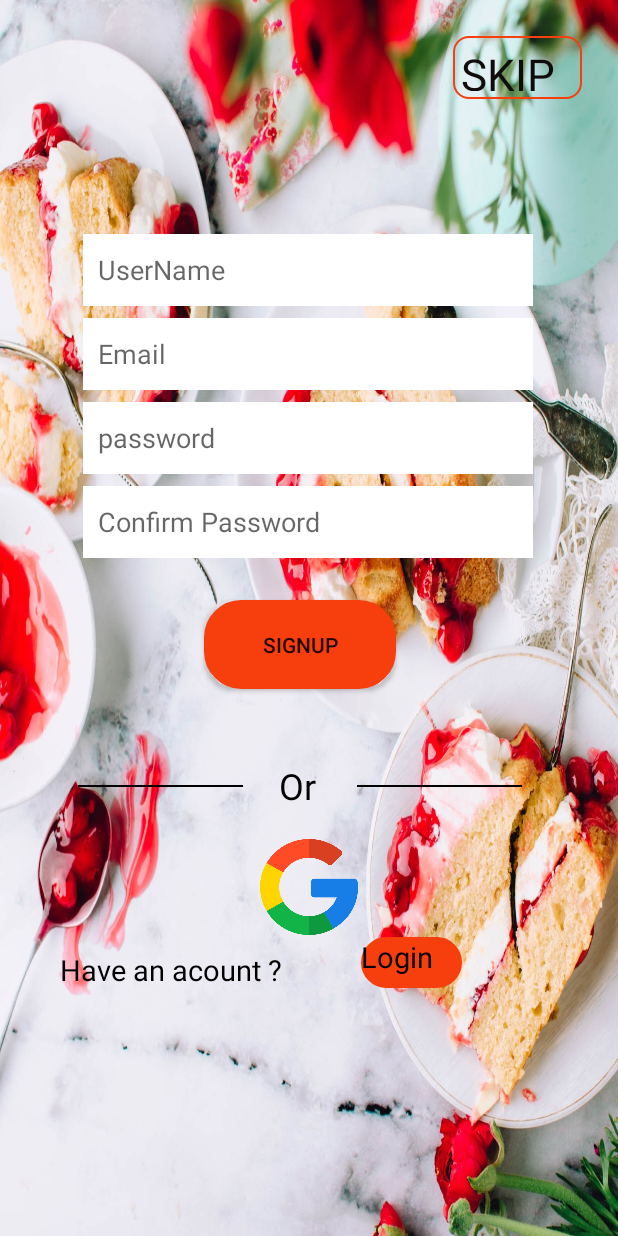
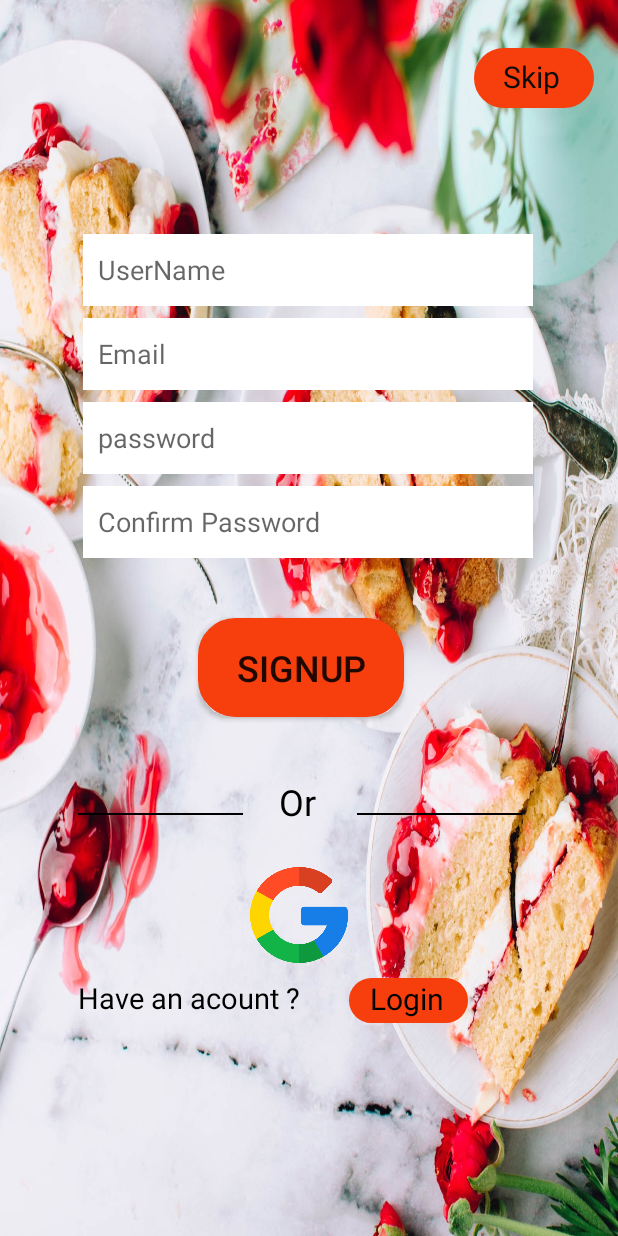
Before and after one commit to ShimaaAboelmagd257/zpringles, an Android app: the screen it shows after launch (SignupActivity), on a phone screen of 412 x 824 dp. Run offline under Robolectric (Android 15) with nearby library versions, the phone set to English and light mode, and no system bars; our stand-ins replace Firebase (no records; nobody signed in at launch, a user with empty details on screens opened directly).

Commit message:
Editing Ui

```diff
--- a/app/src/main/res/layout/activity_signup.xml
+++ b/app/src/main/res/layout/activity_signup.xml
@@ -98,11 +98,12 @@
 
             <androidx.appcompat.widget.AppCompatButton
                 android:id="@+id/btnSignup"
-                android:layout_width="128dp"
-                android:layout_height="59dp"
-                android:layout_marginTop="28dp"
+                android:layout_width="137dp"
+                android:layout_height="66dp"
+                android:layout_marginTop="40dp"
                 android:background="@drawable/ripple_button"
                 android:text="@string/singup"
+                android:textSize="24sp"
                 app:layout_constraintEnd_toEndOf="@+id/editTextConfirmPassword"
                 app:layout_constraintHorizontal_bias="0.47"
                 app:layout_constraintStart_toStartOf="@+id/editTextConfirmPassword"
@@ -123,7 +124,7 @@
                 android:layout_width="61dp"
                 android:layout_height="48dp"
                 android:layout_marginStart="24dp"
-                android:layout_marginTop="48dp"
+                android:layout_marginTop="40dp"
                 android:text="@string/or"
                 android:textColor="@color/black"
                 android:textSize="24sp"
@@ -135,20 +136,20 @@
                 android:layout_width="65dp"
                 android:layout_height="64dp"
                 android:layout_marginStart="132dp"
-                android:layout_marginTop="4dp"
+                android:layout_marginTop="12dp"
                 android:background="@drawable/google"
                 android:scaleType="fitCenter"
                 app:layout_constraintEnd_toEndOf="parent"
-                app:layout_constraintHorizontal_bias="0.191"
+                app:layout_constraintHorizontal_bias="0.163"
                 app:layout_constraintStart_toStartOf="parent"
                 app:layout_constraintTop_toBottomOf="@id/textView3"
                 tools:ignore="SpeakableTextPresentCheck" />
 
             <TextView
                 android:id="@+id/textView4"
-                android:layout_width="240dp"
+                android:layout_width="218dp"
                 android:layout_height="25dp"
-                android:layout_marginStart="40dp"
+                android:layout_marginStart="52dp"
                 android:layout_marginTop="10dp"
                 android:text="@string/haveAccount"
                 android:textColor="@color/black"
@@ -160,29 +161,31 @@
 
             <TextView
                 android:id="@+id/textLogin"
-                android:layout_width="67dp"
-                android:layout_height="34dp"
-                android:layout_marginEnd="104dp"
+                android:layout_width="79dp"
+                android:layout_height="30dp"
+                android:layout_marginEnd="100dp"
                 android:background="@drawable/ripple_button"
-                android:text="@string/login"
+                android:text="   Login"
+                android:textAllCaps="false"
                 android:textColor="@color/black"
-                android:textSize="19sp"
+                android:textSize="20sp"
+
                 app:layout_constraintBottom_toBottomOf="@+id/textView4"
                 app:layout_constraintEnd_toEndOf="parent"
                 app:layout_constraintTop_toTopOf="@+id/textView4"
-                app:layout_constraintVertical_bias="1.0" />
+                app:layout_constraintVertical_bias="0.0" />
 
             <TextView
                 android:id="@+id/skip"
-                android:layout_width="86dp"
-                android:layout_height="42dp"
-                android:layout_marginTop="24dp"
-                android:layout_marginEnd="24dp"
-                android:background="@drawable/border"
+                android:layout_width="80dp"
+                android:layout_height="40dp"
+                android:layout_marginTop="32dp"
+                android:layout_marginEnd="16dp"
+                android:background="@drawable/ripple_button"
                 android:padding="5dp"
-                android:text="@string/skip"
+                android:text="   Skip"
                 android:textColor="#100C0C"
-                android:textSize="29sp"
+                android:textSize="20sp"
                 app:layout_constraintEnd_toEndOf="parent"
                 app:layout_constraintTop_toTopOf="parent" />
 
--- a/app/src/main/res/layout/fragment_profile.xml
+++ b/app/src/main/res/layout/fragment_profile.xml
@@ -62,7 +62,7 @@
             android:layout_width="wrap_content"
             android:layout_height="wrap_content"
             android:layout_marginTop="16dp"
-            android:text="@string/profileName"
+            android:text="ProfileName"
             android:textColor="@color/blackNames"
             android:textSize="34sp"
             app:layout_constraintEnd_toEndOf="@+id/profileUserImage"
@@ -75,7 +75,7 @@
             android:layout_width="wrap_content"
             android:layout_height="wrap_content"
             android:layout_marginTop="8dp"
-            android:text="@string/profileemail"
+            android:text="Shimaa@gmail.com"
             android:textSize="22sp"
             app:layout_constraintEnd_toEndOf="@+id/profileName"
             app:layout_constraintStart_toStartOf="@+id/profileName"
--- a/app/src/main/res/layout/fragment_search.xml
+++ b/app/src/main/res/layout/fragment_search.xml
@@ -11,7 +11,7 @@
         android:layout_width="300dp"
         android:layout_height="wrap_content"
         android:layout_marginTop="44dp"
-        android:background="@drawable/border"
+        android:background="@android:drawable/button_onoff_indicator_off"
         android:queryHint="@string/search"
         app:layout_constraintEnd_toEndOf="parent"
         app:layout_constraintStart_toStartOf="parent"
--- a/app/src/main/res/layout/ingredient_recycler_view_item.xml
+++ b/app/src/main/res/layout/ingredient_recycler_view_item.xml
@@ -5,7 +5,7 @@
     android:id="@+id/favoriteItemCard"
     android:layout_width="wrap_content"
     android:layout_height="wrap_content"
-    app:cardBackgroundColor="@color/itemBG"
+    app:cardBackgroundColor="@color/material_dynamic_tertiary90"
     app:cardCornerRadius="10dp"
     app:cardElevation="4dp"
     app:cardMaxElevation="4dp"
--- a/app/src/main/res/values/strings.xml
+++ b/app/src/main/res/values/strings.xml
@@ -54,6 +54,9 @@
     <string name="favorite">Favorite</string>
     <string name="EnteryourEmail">Enter your Email</string>
     <string name="nav_host_fragment">nav_host_fragment</string>
+    <string name="login2">"  login"</string>
+    <string name="PlanMeal">Plan Your Meal</string>
+    <string name="Zpringles">" Zpringles"</string>
 
     <string-array name="weekdays">
         <item>Saturday</item>
```
Also changed, not shown: app/src/main/res/layout/activity_splash_screen.xml (+9 -9 lines), 1 other file.
